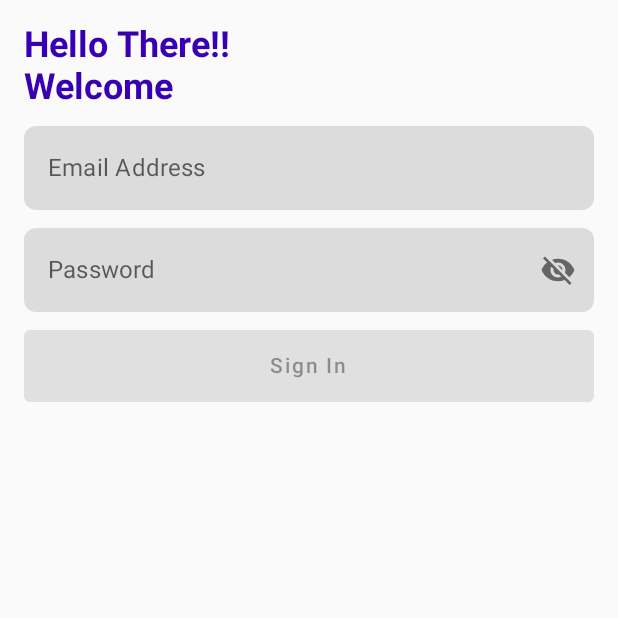
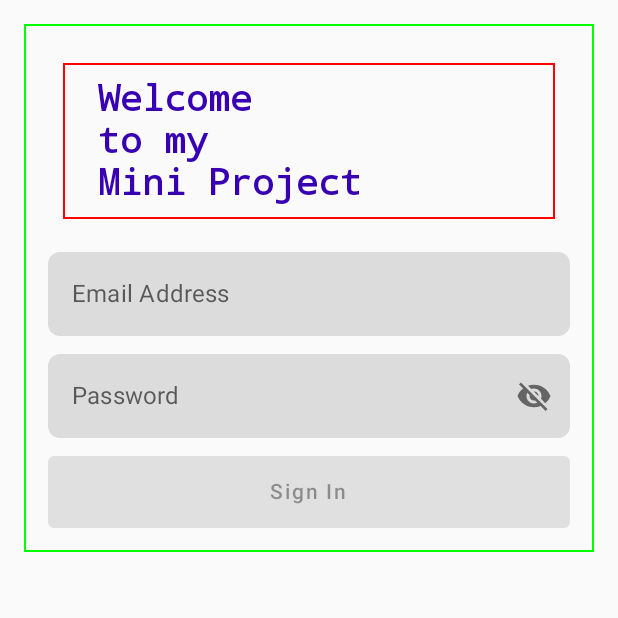
Before and after one commit to CharlAvila/LoginUI_Final, an Android app built with Jetpack Compose: the screen it shows after launch (MainActivity), on a phone screen of 412 x 824 dp, the top half of it. Run offline under Robolectric (Android 15) with nearby library versions, the phone set to English and light mode, and no system bars.

Commit message:
Final Commit for loginUi

```diff
--- a/app/build.gradle
+++ b/app/build.gradle
@@ -54,7 +54,6 @@ dependencies {
     implementation "androidx.compose.material:material:$compose_version"
     implementation "androidx.compose.ui:ui-tooling-preview:$compose_version"
     implementation "androidx.compose.material:material-icons-extended:$compose_version"
-    //implementation "androidx.compose.material:material-icons-extended:1.1.1"
     implementation 'androidx.lifecycle:lifecycle-runtime-ktx:2.3.1'
     implementation 'androidx.activity:activity-compose:1.3.1'
 
--- a/app/src/main/java/com/example/composelogin2/ui/SigninScreen.kt
+++ b/app/src/main/java/com/example/composelogin2/ui/SigninScreen.kt
@@ -1,5 +1,6 @@
 package com.example.composelogin2.ui
 
+import androidx.compose.foundation.border
 import androidx.compose.foundation.layout.*
 import androidx.compose.foundation.shape.RoundedCornerShape
 import androidx.compose.foundation.text.KeyboardOptions
@@ -28,8 +29,11 @@ fun SigninScreen(){
     Column(
         modifier = Modifier
             .fillMaxWidth()
-            .padding(16.dp),
-        verticalArrangement = Arrangement.spacedBy(12.dp)
+            .wrapContentHeight()
+            .padding(16.dp)
+            .border(width = 1.dp, color = Color.Green)
+            .padding(16.dp)
+        ,verticalArrangement = Arrangement.spacedBy(12.dp)
 
     ) {
         Title()
@@ -49,10 +53,18 @@ fun SigninScreen(){
 
 @Composable
 fun Title() {
-    Text(
-        text = stringResource(R.string.sign_in_welcome_text),
-        style = MaterialTheme.typography.h1
-    )
+    Column(
+      modifier = Modifier
+          .fillMaxWidth()
+          .padding(10.dp)
+          .border(width = 1.dp, color = Color.Red)
+          .padding(10.dp)
+    ){
+        Text(
+            text = stringResource(R.string.sign_in_welcome_text),
+            style = MaterialTheme.typography.h1
+        )
+    }
 }
 
 @Composable fun Email(email:String,error: String?,onEmailChanged: (String) -> Unit) {
--- a/app/src/main/java/com/example/composelogin2/ui/theme/Type.kt
+++ b/app/src/main/java/com/example/composelogin2/ui/theme/Type.kt
@@ -10,7 +10,7 @@ import androidx.compose.ui.unit.sp
 val Typography by lazy {
     Typography(
         h1 = TextStyle(
-            fontFamily = FontFamily.Default,
+            fontFamily = FontFamily.Monospace,
             fontWeight = FontWeight.Bold,
             fontSize = 24.sp,
             color = Purple700,
--- a/app/src/main/res/values/strings.xml
+++ b/app/src/main/res/values/strings.xml
@@ -1,6 +1,6 @@
 <resources>
     <string name="app_name">ComposeLogin2</string>
-    <string name="sign_in_welcome_text">\Hello There!!\nWelcome</string>
+    <string name="sign_in_welcome_text">\tWelcome\n\tto my\n\tMini Project</string>
     <string name="sign_in">Sign In</string>
     <string name="email_hint">Email Address</string>
     <string name="password_hint">Password</string>
```
